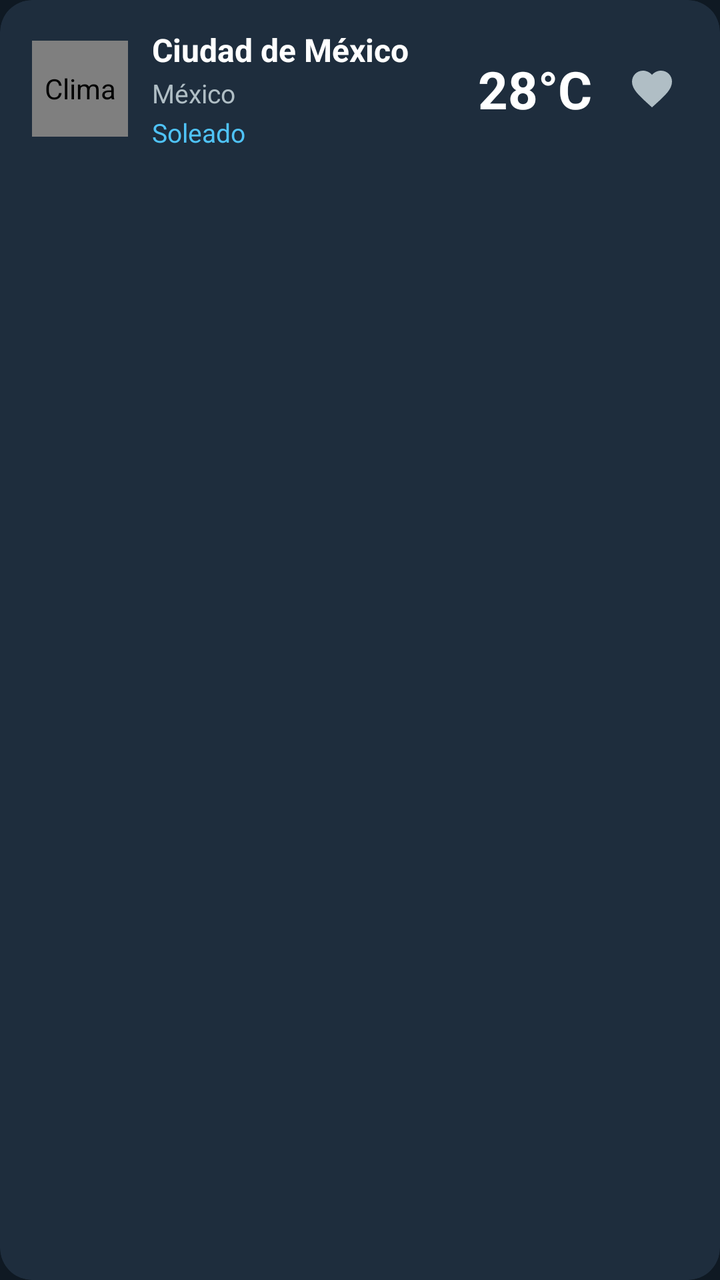
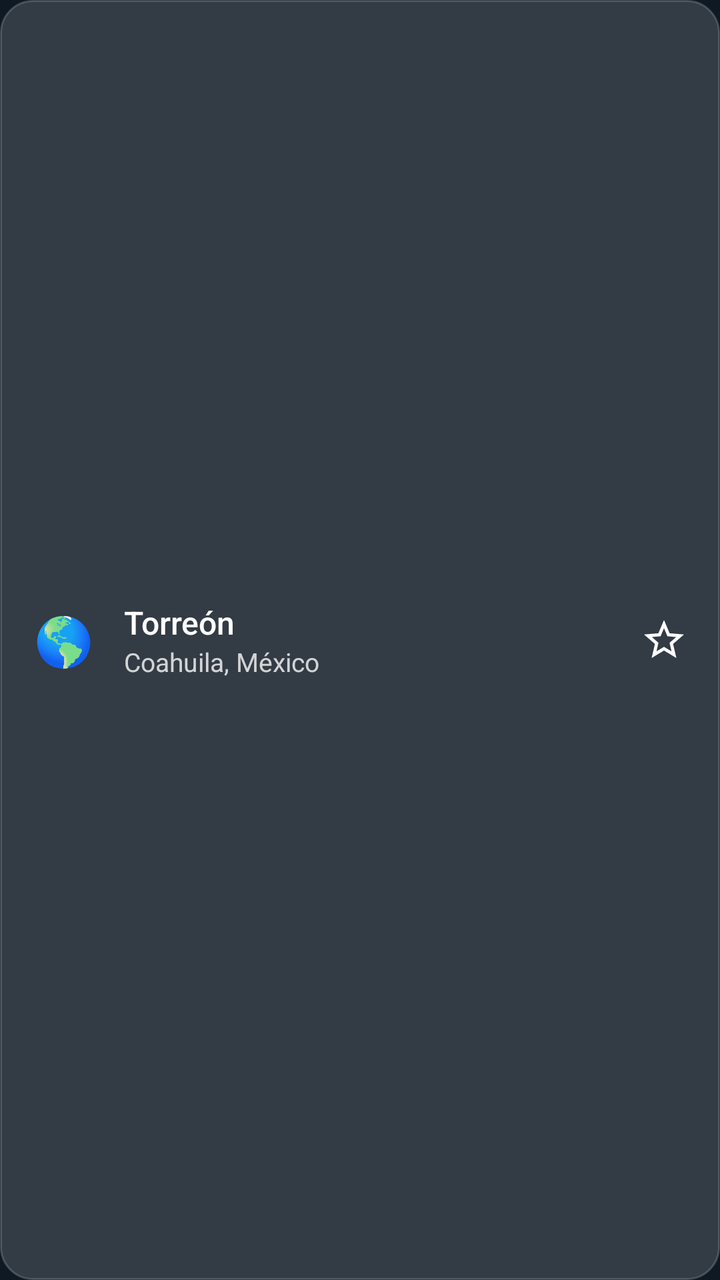

Two renders of the same Android screen: before a commit and after it. Below are the layout's source before the change and the commit's diff.
<!-- AndroidManifest.xml: application theme Theme.Atmos -->
<!-- res/layout/item_search.xml -->
<?xml version="1.0" encoding="utf-8"?>
<androidx.cardview.widget.CardView
    xmlns:android="http://schemas.android.com/apk/res/android"
    xmlns:app="http://schemas.android.com/apk/res-auto"
    android:layout_width="match_parent"
    android:layout_height="wrap_content"
    android:layout_marginVertical="6dp"
    app:cardBackgroundColor="@color/bg_card"
    app:cardCornerRadius="16dp"
    app:cardElevation="0dp">

    <LinearLayout
        android:layout_width="match_parent"
        android:layout_height="wrap_content"
        android:orientation="horizontal"
        android:gravity="center_vertical"
        android:paddingHorizontal="16dp"
        android:paddingVertical="14dp">

        
        <com.airbnb.lottie.LottieAnimationView
            android:id="@+id/iv_weather_icon"
            android:layout_width="48dp"
            android:layout_height="48dp"
            app:lottie_autoPlay="true"
            app:lottie_loop="true"
            app:lottie_rawRes="@raw/anim_sunny"
            android:contentDescription="Clima" />

        
        <LinearLayout
            android:layout_width="0dp"
            android:layout_height="wrap_content"
            android:layout_weight="1"
            android:orientation="vertical"
            android:layout_marginStart="12dp">

            <TextView
                android:id="@+id/tv_city_name"
                android:layout_width="wrap_content"
                android:layout_height="wrap_content"
                android:text="Ciudad de México"
                android:textColor="@color/text_primary"
                android:textSize="16sp"
                android:textStyle="bold"
                android:maxLines="1"
                android:ellipsize="end" />

            <TextView
                android:id="@+id/tv_country"
                android:layout_width="wrap_content"
                android:layout_height="wrap_content"
                android:layout_marginTop="2dp"
                android:text="México"
                android:textColor="@color/text_secondary"
                android:textSize="13sp" />

            <TextView
                android:id="@+id/tv_weather_desc"
                android:layout_width="wrap_content"
                android:layout_height="wrap_content"
                android:layout_marginTop="2dp"
                android:text="Soleado"
                android:textColor="@color/accent_blue"
                android:textSize="13sp" />

        </LinearLayout>

        
        <TextView
            android:id="@+id/tv_temperature"
            android:layout_width="wrap_content"
            android:layout_height="wrap_content"
            android:layout_marginEnd="12dp"
            android:text="28°C"
            android:textColor="@color/text_primary"
            android:textSize="26sp"
            android:textStyle="bold" />

        
        <ImageButton
            android:id="@+id/btn_favorite"
            android:layout_width="36dp"
            android:layout_height="36dp"
            android:background="?attr/selectableItemBackgroundBorderless"
            android:src="@drawable/ic_favorites"
            android:contentDescription="Agregar a favoritos"
            app:tint="@color/text_secondary" />

    </LinearLayout>

</androidx.cardview.widget.CardView>
<!-- resources referenced by this layout -->
<resources>
  <color name="accent_blue">#FF4FC3F7</color>
  <color name="bg_card">#FF1E2D3D</color>
  <color name="text_primary">#FFFFFFFF</color>
  <color name="text_secondary">#FFB0BEC5</color>
  <!-- drawable ic_favorites (drawable) -->
  <vector xmlns:android="http://schemas.android.com/apk/res/android" android:height="24dp" android:tint="#FFB0BE" android:viewportHeight="24" android:viewportWidth="24" android:width="24dp">
        
      <path android:fillColor="@android:color/white" android:pathData="M12,21.35l-1.45,-1.32C5.4,15.36 2,12.28 2,8.5 2,5.42 4.42,3 7.5,3c1.74,0 3.41,0.81 4.5,2.09C13.09,3.81 14.76,3 16.5,3 19.58,3 22,5.42 22,8.5c0,3.78 -3.4,6.86 -8.55,11.54L12,21.35z"/>
      
  </vector>
  <style name="Theme.Atmos" parent="Base.Theme.Atmos" />
  <style name="Base.Theme.Atmos" parent="Theme.Material3.Dark.NoActionBar">
          <item name="colorPrimary">@color/accent_blue</item>
          <item name="colorPrimaryDark">@color/accent_blue_dark</item>
          <item name="colorSurface">@color/bg_card</item>
          <item name="android:colorBackground">@color/bg_dark</item>
          <item name="colorOnBackground">@color/text_primary</item>
          <item name="colorOnSurface">@color/text_primary</item>
      </style>
  <color name="accent_blue_dark">#FF0288D1</color>
  <color name="bg_dark">#FF0F1923</color>
</resources>

<!-- the commit's change to res/layout/item_search.xml (unified diff, before → after) -->
@@ -1,92 +1,55 @@
 <?xml version="1.0" encoding="utf-8"?>
-<androidx.cardview.widget.CardView
-    xmlns:android="http://schemas.android.com/apk/res/android"
+<LinearLayout xmlns:android="http://schemas.android.com/apk/res/android"
     xmlns:app="http://schemas.android.com/apk/res-auto"
     android:layout_width="match_parent"
     android:layout_height="wrap_content"
-    android:layout_marginVertical="6dp"
-    app:cardBackgroundColor="@color/bg_card"
-    app:cardCornerRadius="16dp"
-    app:cardElevation="0dp">
+    android:layout_marginBottom="8dp"
+    android:background="@drawable/bg_glass_small"
+    android:foreground="?attr/selectableItemBackground"
+    android:gravity="center_vertical"
+    android:orientation="horizontal"
+    android:paddingStart="14dp"
+    android:paddingTop="10dp"
+    android:paddingEnd="6dp"
+    android:paddingBottom="10dp">
+
+    <TextView
+        android:id="@+id/tv_bandera"
+        android:layout_width="36dp"
+        android:layout_height="wrap_content"
+        android:gravity="center"
+        android:text="🌎"
+        android:textSize="24sp" />
 
     <LinearLayout
-        android:layout_width="match_parent"
+        android:layout_width="0dp"
         android:layout_height="wrap_content"
-        android:orientation="horizontal"
-        android:gravity="center_vertical"
-        android:paddingHorizontal="16dp"
-        android:paddingVertical="14dp">
+        android:layout_marginStart="12dp"
+        android:layout_weight="1"
+        android:orientation="vertical">
 
-        
-        <com.airbnb.lottie.LottieAnimationView
-            android:id="@+id/iv_weather_icon"
-            android:layout_width="48dp"
-            android:layout_height="48dp"
-            app:lottie_autoPlay="true"
-            app:lottie_loop="true"
-            app:lottie_rawRes="@raw/anim_sunny"
-            android:contentDescription="Clima" />
-
-        
-        <LinearLayout
-            android:layout_width="0dp"
-            android:layout_height="wrap_content"
-            android:layout_weight="1"
-            android:orientation="vertical"
-            android:layout_marginStart="12dp">
-
-            <TextView
-                android:id="@+id/tv_city_name"
-                android:layout_width="wrap_content"
-                android:layout_height="wrap_content"
-                android:text="Ciudad de México"
-                android:textColor="@color/text_primary"
-                android:textSize="16sp"
-                android:textStyle="bold"
-                android:maxLines="1"
-                android:ellipsize="end" />
-
-            <TextView
-                android:id="@+id/tv_country"
-                android:layout_width="wrap_content"
-                android:layout_height="wrap_content"
-                android:layout_marginTop="2dp"
-                android:text="México"
-                android:textColor="@color/text_secondary"
-                android:textSize="13sp" />
-
-            <TextView
-                android:id="@+id/tv_weather_desc"
-                android:layout_width="wrap_content"
-                android:layout_height="wrap_content"
-                android:layout_marginTop="2dp"
-                android:text="Soleado"
-                android:textColor="@color/accent_blue"
-                android:textSize="13sp" />
-
-        </LinearLayout>
-
-        
         <TextView
-            android:id="@+id/tv_temperature"
+            android:id="@+id/tv_search_city"
+            style="@style/Atmos.TextPrimary"
             android:layout_width="wrap_content"
             android:layout_height="wrap_content"
-            android:layout_marginEnd="12dp"
-            android:text="28°C"
-            android:textColor="@color/text_primary"
-            android:textSize="26sp"
-            android:textStyle="bold" />
+            android:fontFamily="sans-serif-medium"
+            android:text="Torreón" />
 
-        
-        <ImageButton
-            android:id="@+id/btn_favorite"
-            android:layout_width="36dp"
-            android:layout_height="36dp"
-            android:background="?attr/selectableItemBackgroundBorderless"
-            android:src="@drawable/ic_favorites"
-            android:contentDescription="Agregar a favoritos"
-            app:tint="@color/text_secondary" />
-
+        <TextView
+            android:id="@+id/tv_search_region"
+            style="@style/Atmos.TextSecondary"
+            android:layout_width="wrap_content"
+            android:layout_height="wrap_content"
+            android:text="Coahuila, México" />
     </LinearLayout>
 
-</androidx.cardview.widget.CardView>
+    <ImageButton
+        android:id="@+id/btn_search_favorito"
+        android:layout_width="44dp"
+        android:layout_height="44dp"
+        android:background="?attr/selectableItemBackgroundBorderless"
+        android:contentDescription="Agregar a favoritos"
+        android:src="@drawable/ic_star_outline"
+        app:tint="@color/text_on_glass" />
+</LinearLayout>
<!-- resource entries referenced after the edit -->
@@ -1,23 +1,54 @@
 <!-- resources referenced by this layout -->
 <resources>
+  <color name="text_on_glass">#FFFFFFFF</color>
+  <!-- drawable bg_glass_small (drawable) -->
+  <?xml version="1.0" encoding="utf-8"?>
+  <shape xmlns:android="http://schemas.android.com/apk/res/android"
+      android:shape="rectangle">
+      <solid android:color="@color/glass" />
+      <stroke android:width="1dp" android:color="@color/glass_stroke" />
+      <corners android:radius="16dp" />
+  </shape>
+  <!-- drawable ic_star_outline (drawable) -->
+  <?xml version="1.0" encoding="utf-8"?>
+  <vector xmlns:android="http://schemas.android.com/apk/res/android"
+      android:width="24dp"
+      android:height="24dp"
+      android:viewportWidth="24"
+      android:viewportHeight="24"
+      android:tint="#FFFFFFFF">
+      <path
+          android:fillColor="#FFFFFFFF"
+          android:pathData="M22,9.24l-7.19,-0.62L12,2 9.19,8.63 2,9.24l5.46,4.73L5.82,21 12,17.27 18.18,21l-1.63,-7.03L22,9.24zM12,15.4l-3.76,2.27 1,-4.28 -3.32,-2.88 4.38,-0.38L12,6.1l1.71,4.04 4.38,0.38 -3.32,2.88 1,4.28L12,15.4z" />
+  </vector>
+  <style name="Atmos.TextPrimary">
+          <item name="android:textColor">@color/text_on_glass</item>
+          <item name="android:textSize">16sp</item>
+      </style>
+  <style name="Atmos.TextSecondary">
+          <item name="android:textColor">@color/text_on_glass_secondary</item>
+          <item name="android:textSize">13sp</item>
+      </style>
   <color name="accent_blue">#FF4FC3F7</color>
   <color name="bg_card">#FF1E2D3D</color>
   <color name="text_primary">#FFFFFFFF</color>
-  <color name="text_secondary">#FFB0BEC5</color>
-  <!-- drawable ic_favorites (drawable) -->
-  <vector xmlns:android="http://schemas.android.com/apk/res/android" android:height="24dp" android:tint="#FFB0BE" android:viewportHeight="24" android:viewportWidth="24" android:width="24dp">
-        
-      <path android:fillColor="@android:color/white" android:pathData="M12,21.35l-1.45,-1.32C5.4,15.36 2,12.28 2,8.5 2,5.42 4.42,3 7.5,3c1.74,0 3.41,0.81 4.5,2.09C13.09,3.81 14.76,3 16.5,3 19.58,3 22,5.42 22,8.5c0,3.78 -3.4,6.86 -8.55,11.54L12,21.35z"/>
-      
-  </vector>
   <style name="Theme.Atmos" parent="Base.Theme.Atmos" />
+  <color name="glass">#26FFFFFF</color>
+  <color name="glass_stroke">#2EFFFFFF</color>
+  <color name="text_on_glass_secondary">#C7FFFFFF</color>
   <style name="Base.Theme.Atmos" parent="Theme.Material3.Dark.NoActionBar">
           <item name="colorPrimary">@color/accent_blue</item>
           <item name="colorPrimaryDark">@color/accent_blue_dark</item>
+          <item name="colorOnPrimary">@color/bg_dark</item>
+          <item name="colorSecondary">@color/accent_blue</item>
           <item name="colorSurface">@color/bg_card</item>
           <item name="android:colorBackground">@color/bg_dark</item>
           <item name="colorOnBackground">@color/text_primary</item>
           <item name="colorOnSurface">@color/text_primary</item>
+          <item name="android:statusBarColor">@android:color/transparent</item>
+          <item name="android:navigationBarColor">@android:color/transparent</item>
+          <item name="android:windowLightStatusBar">false</item>
+          <item name="android:windowBackground">@color/bg_dark</item>
       </style>
   <color name="accent_blue_dark">#FF0288D1</color>
   <color name="bg_dark">#FF0F1923</color>
